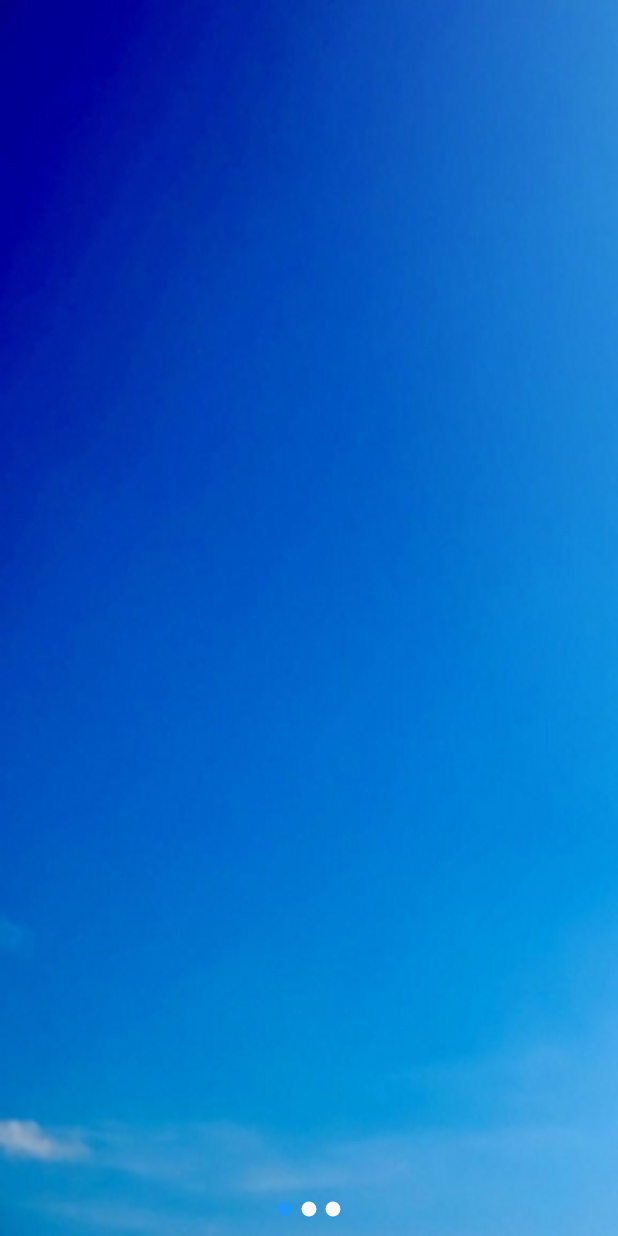
After one commit to huanlirui/flutterApp, a Flutter app: the screen it shows after launch, on a phone screen of 412 x 824 dp. The commit adds this screen. Run offline on Flutter 3.47's test engine with Material 2 defaults, Android fonts, the phone set to English and light mode, and no system bars; our stand-ins replace date_format, flutter_swiper; missing offline and left inert: flutter_cupertino_date_picker.

Commit message:
feat(轮播图，第三方日期组件，首页加载)

```diff
--- a/lib/components/DatePicker.dart
+++ b/lib/components/DatePicker.dart
@@ -45,6 +45,7 @@ class _DatePickerState extends State<DatePicker> {
       child: Row(
         mainAxisAlignment: MainAxisAlignment.center,
         children: <Widget>[
+          Text('官方日期选择器：'),
           Text(formatDate(_nowDate, [yyyy, '-', mm, '-', dd])),
           Icon(Icons.arrow_drop_down),
         ],
--- a/lib/main.dart
+++ b/lib/main.dart
@@ -1,17 +1,28 @@
 import 'package:flutter/material.dart';
 
 import 'routes/Routes.dart';
+import 'package:flutter_localizations/flutter_localizations.dart';
+import 'package:myapp/pages/Tabs.dart';
 void main() => runApp(MyApp());
 
 class MyApp extends StatelessWidget {
-
   @override
   Widget build(BuildContext context) {
     return MaterialApp(
-      // home: Tabs(),
+      localizationsDelegates: [
+        //此处
+        GlobalMaterialLocalizations.delegate,
+        GlobalWidgetsLocalizations.delegate,
+      ],
+      supportedLocales: [
+        //此处
+        const Locale('zh', 'CH'),
+        const Locale('en', 'US'),
+      ],
+      home: Tabs(),
       debugShowCheckedModeBanner: false, //去掉debugger图标
-      initialRoute: '/login', //初始化的时候加载路由
-      onGenerateRoute: onGenerateRoute
+      initialRoute: '/firstPage', //初始化的时候加载路由
+      onGenerateRoute: onGenerateRoute,
     );
   }
 }
--- a/lib/pages/Form.dart
+++ b/lib/pages/Form.dart
@@ -1,7 +1,7 @@
 import 'package:flutter/material.dart';
 import '../components/DatePicker.dart';
 import '../components/TimePicker.dart';
-
+import '../components/CupertinoDatePicker.dart';
 class FormPage extends StatefulWidget {
   String title;
   FormPage({Key key, this.title}) : super(key: key);
@@ -191,6 +191,7 @@ class _FormPageState extends State<FormPage> {
                         ),
                         DatePicker(),
                         TimePicker(),
+                        CupertinoDatePicker(),
                         Container(
                           margin: EdgeInsets.fromLTRB(0, 20, 0, 20),
                           width: double.infinity,
--- a/lib/pages/drawer/UserDrawer.dart
+++ b/lib/pages/drawer/UserDrawer.dart
@@ -25,8 +25,8 @@ class UserDrawer extends StatelessWidget {
                         child: ClipOval(
                           child: Image.asset(
                             'images/avator.jpg',
-                            height: 85,
-                            width: 85,
+                            height: 80,
+                            width: 80,
                             fit: BoxFit.cover,
                           ),
                         ),
--- /dev/null
+++ b/lib/pages/firstPage/FirstPage.dart
@@ -0,0 +1,94 @@
+import 'package:flutter/material.dart';
+
+import 'package:myapp/pages/user/Login.dart';
+import 'package:flutter_swiper/flutter_swiper.dart';
+
+class FirstPage extends StatefulWidget {
+  FirstPage({Key key}) : super(key: key);
+
+  @override
+  _FirstPageState createState() => _FirstPageState();
+}
+
+class _FirstPageState extends State<FirstPage> {
+  int _currentIndex = 0;
+  bool _jumpFlag = false;
+  SwiperController _controller;
+
+  List<Map> imgList = [
+    {
+      "url": "images/bg2.jpg",
+    },
+    {
+      "url": "images/bg1.jpg",
+    },
+    {
+      "url": "images/bg.jpg",
+    },
+  ];
+
+  @override
+  void initState() {
+    super.initState();
+    _controller = new SwiperController();
+  }
+
+  Widget build(BuildContext context) {
+    return Scaffold(
+      floatingActionButtonLocation: FloatingActionButtonLocation.endTop,
+      floatingActionButton: _jumpFlag ? FloatButton() : null,
+      body: Swiper(
+        itemBuilder: (BuildContext context, int index) {
+          return new Image.asset(
+            imgList[index]["url"],
+            fit: BoxFit.fill,
+          );
+        },
+        itemCount: imgList.length,
+        pagination: new SwiperPagination(),
+        autoplay: !_jumpFlag,
+        controller: _controller,
+        index: _currentIndex,
+        onIndexChanged: (int index) {
+          setState(() {
+            _currentIndex = index;
+          });
+          if (index == 2) {
+            setState(() {
+              _jumpFlag = true;
+            });
+          }
+        },
+        // control: new SwiperControl(),
+      ),
+    );
+  }
+}
+
+class FloatButton extends StatelessWidget {
+  const FloatButton({Key key}) : super(key: key);
+
+  @override
+  Widget build(BuildContext context) {
+    return Container(
+      height: 40,
+      width: 40,
+      margin: EdgeInsets.only(top: 100.0),
+      padding: EdgeInsets.all(4),
+      decoration: BoxDecoration(
+        borderRadius: BorderRadius.circular(20),
+        color: Colors.white,
+      ),
+      child: FloatingActionButton(
+        child: Icon(Icons.arrow_forward),
+        onPressed: () {
+          Navigator.of(context).pushAndRemoveUntil(
+              new MaterialPageRoute(
+                builder: (context) => new Login(),
+              ),
+              (route) => false);
+        },
+      ),
+    );
+  }
+}
--- a/lib/routes/Routes.dart
+++ b/lib/routes/Routes.dart
@@ -9,14 +9,17 @@ import '../pages/user/Register.dart';
 import '../pages/punchCard/PunchCard.dart';
 import '../pages/tabs/TabBarConTroller.dart';
 import '../pages/user/UserInfo.dart';
+import 'package:myapp/pages/firstPage/FirstPage.dart';
+
 //配置路由
 final routes = {
+  '/firstPage': (context) => FirstPage(),
   '/': (context, {arguments}) => Tabs(),
   '/punchcard': (context) => PunchCard(),
   '/login': (context) => Login(),
   '/register': (contex) => Register(),
   '/tabBarControllerPage': (context) => TabBarControllerPage(),
-  '/userInfo':(context) => UserInfo(),
+  '/userInfo': (context) => UserInfo(),
   // '/message': (context) => Message(),
   // '/messagefull': (context, {arguments}) => MessageFull(arguments: arguments)
 };
```
Also changed, not shown: lib/components/CupertinoDatePicker.dart (added, +97 -0 lines), lib/components/SwiperPage.dart (added, +40 -0 lines), lib/components/TimePicker.dart (+6 -1 lines), lib/pages/tabs/Home.dart (+17 -6 lines), pubspec.yaml (+5 -7 lines), pubspec.lock.
